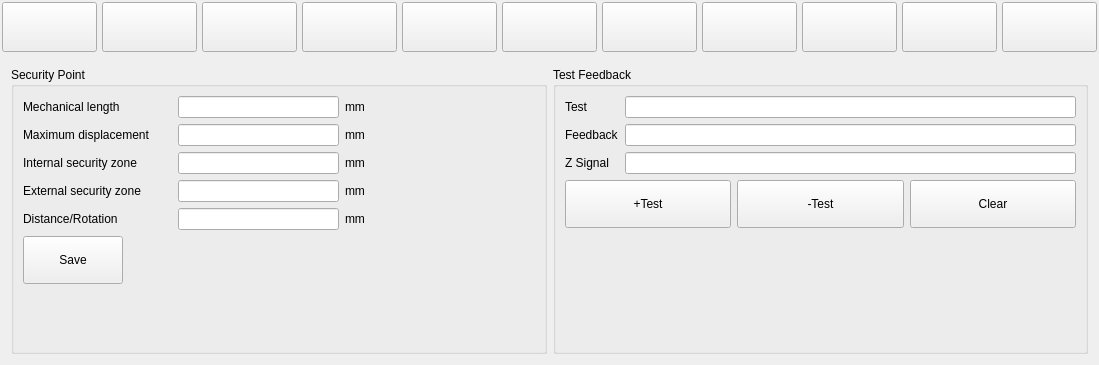
Above: hcsettings/icmachinestructpage.ui from GaussCheng/2-5AxisPunch before the change. Below: the same form after it.
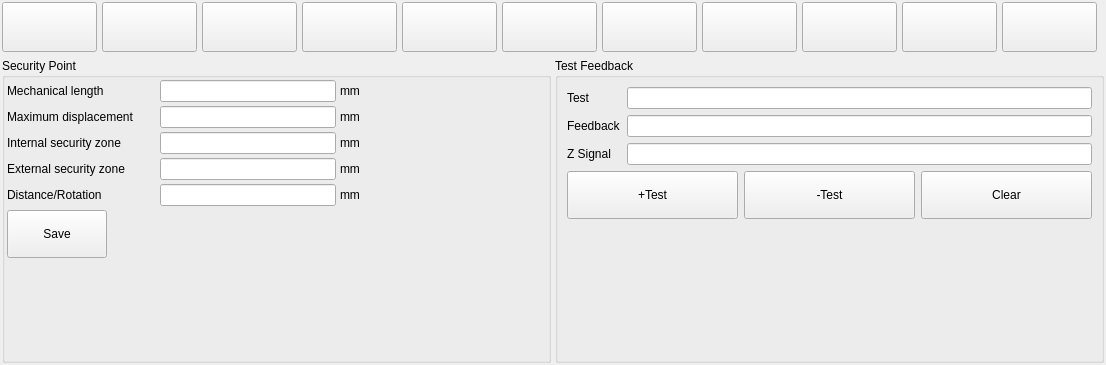
That is the form after the change. Custom widgets are drawn as their Qt base class.

The edit to the form file:
```diff
--- a/hcsettings/icmachinestructpage.ui
+++ b/hcsettings/icmachinestructpage.ui
@@ -6,7 +6,7 @@
    <rect>
     <x>0</x>
     <y>0</y>
-    <width>1056</width>
+    <width>1106</width>
     <height>365</height>
    </rect>
   </property>
@@ -314,6 +314,21 @@
      </property>
      <widget class="QWidget" name="securityPage">
       <layout class="QHBoxLayout" name="horizontalLayout_3">
+       <property name="spacing">
+        <number>4</number>
+       </property>
+       <property name="leftMargin">
+        <number>0</number>
+       </property>
+       <property name="topMargin">
+        <number>0</number>
+       </property>
+       <property name="rightMargin">
+        <number>0</number>
+       </property>
+       <property name="bottomMargin">
+        <number>0</number>
+       </property>
        <item>
         <widget class="QGroupBox" name="securityPointGroupBox">
          <property name="enabled">
@@ -323,6 +338,21 @@
           <string>Security Point</string>
          </property>
          <layout class="QGridLayout" name="gridLayout">
+          <property name="leftMargin">
+           <number>2</number>
+          </property>
+          <property name="topMargin">
+           <number>2</number>
+          </property>
+          <property name="rightMargin">
+           <number>2</number>
+          </property>
+          <property name="bottomMargin">
+           <number>2</number>
+          </property>
+          <property name="spacing">
+           <number>4</number>
+          </property>
           <item row="0" column="3">
            <spacer name="horizontalSpacer_2">
             <property name="orientation">
```
